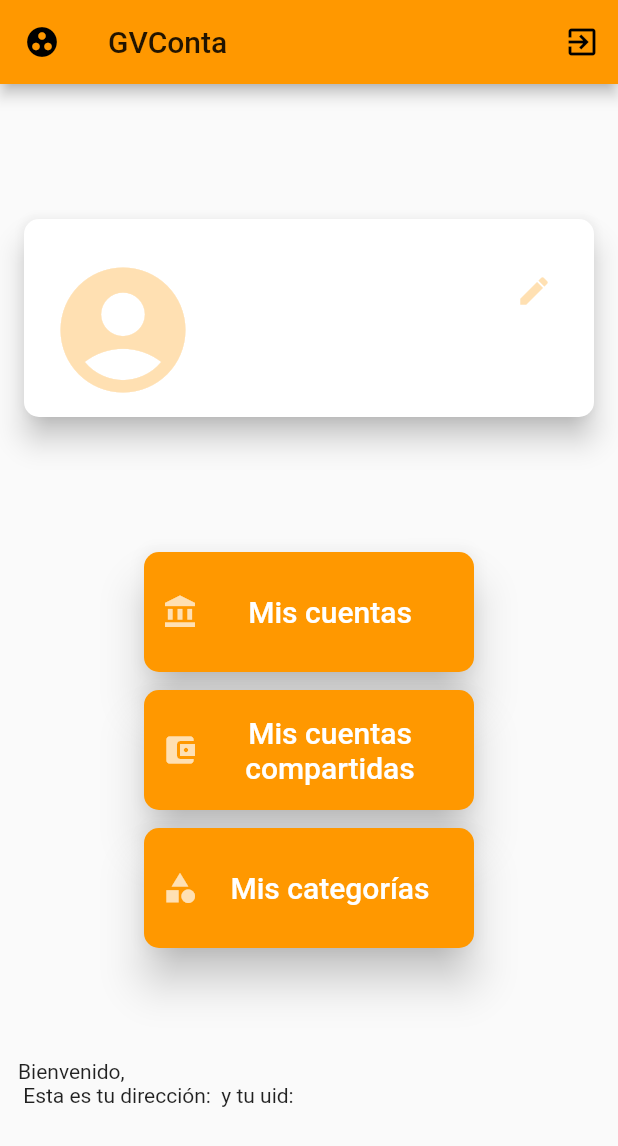
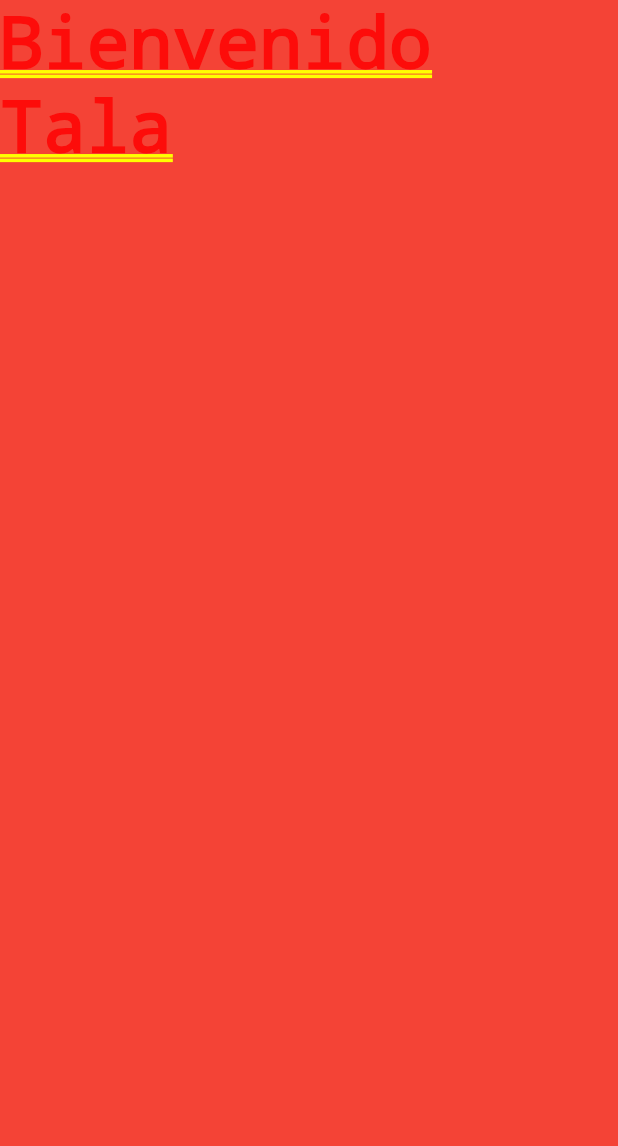
Before and after one commit to greenvan/gv_conta, a Flutter app: the screen it shows once a user with an empty profile is signed in, after a tap on "Mis cuentas", on a phone screen of 412 x 824 dp. Shown: the top 1146 px of the screen. Run offline on Flutter 3.47's test engine with Material 2 defaults, Android fonts, the phone set to English and light mode, and no system bars; our stand-ins replace cloud_firestore, firebase_auth; accounts and stored records are empty.

Commit message:
Add navigation for next screens

```diff
--- a/lib/main.dart
+++ b/lib/main.dart
@@ -1,4 +1,5 @@
 import 'package:flutter/material.dart';
+import 'package:gvconta/pages/account_list_page.dart';
 import 'package:gvconta/pages/root_page.dart';
 import 'package:gvconta/system/auth.dart';
 import 'package:gvconta/system/auth_provider.dart';
@@ -16,7 +17,11 @@ class GVContaApp extends StatelessWidget {
         theme: ThemeData(
           primarySwatch: Colors.orange,
         ),
-        home: RootPage(),
+        initialRoute: '/', //No es necesario
+        routes: {
+          '/': (_) => RootPage(),
+          '/account_list': (_) => AccountListPage(),
+        },
       ),
     );
   }
--- /dev/null
+++ b/lib/pages/account_list_page.dart
@@ -0,0 +1,13 @@
+import 'package:flutter/material.dart';
+import 'package:gvconta/model/user.dart';
+
+class AccountListPage extends StatelessWidget {
+  @override
+  Widget build(BuildContext context) {
+    final User user = ModalRoute.of(context).settings.arguments;
+    return Container(
+      color: Colors.red,
+      child: Text('Bienvenido Tala' + user.name),
+    );
+  }
+}
--- a/lib/widgets/user_board.dart
+++ b/lib/widgets/user_board.dart
@@ -45,6 +45,12 @@ class UserActions extends StatelessWidget {
     Icon(Icons.category)
   ];
 
+  final List<String> _userActionRoutes = [
+    '/account_list',
+    '/account_list_filtered',
+    '/categories'
+  ];
+
   UserActions(this.user);
 
   @override
@@ -55,14 +61,20 @@ class UserActions extends StatelessWidget {
         UserButton(
           icon: _userActionIcons[0],
           label: _userActionLabels[0],
+          user: this.user,
+          route: _userActionRoutes[0],
         ),
         UserButton(
           icon: _userActionIcons[1],
           label: _userActionLabels[1],
+          user: this.user,
+          route: _userActionRoutes[1],
         ),
         UserButton(
           icon: _userActionIcons[2],
           label: _userActionLabels[2],
+          user: this.user,
+          route: _userActionRoutes[2],
         ),
       ],
     );
@@ -70,9 +82,14 @@ class UserActions extends StatelessWidget {
 }
 
 class UserButton extends StatelessWidget {
-  final String label;
+  final String label, route;
   final Icon icon;
-  const UserButton({@required this.label, @required this.icon});
+  final User user;
+  const UserButton(
+      {@required this.label,
+      @required this.icon,
+      @required this.user,
+      @required this.route});
 
   @override
   Widget build(BuildContext context) {
@@ -103,6 +120,7 @@ class UserButton extends StatelessWidget {
           elevation: 12,
           onPressed: () {
             print('Raised button pressed by uid');
+            Navigator.of(context).pushNamed(route, arguments: user);
           },
         ),
       ),
```
